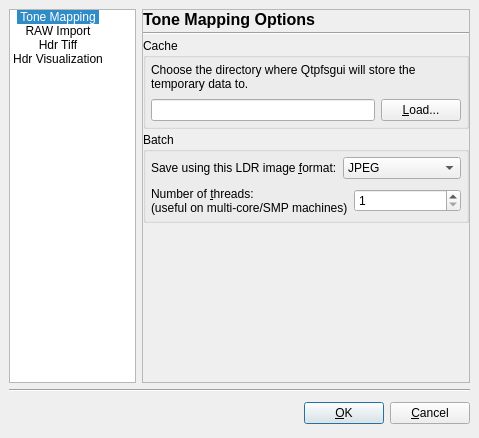
This is forms/options.ui in LuminanceHDR/LuminanceHDR as Qt 5 draws it before an edit. The edited form follows.
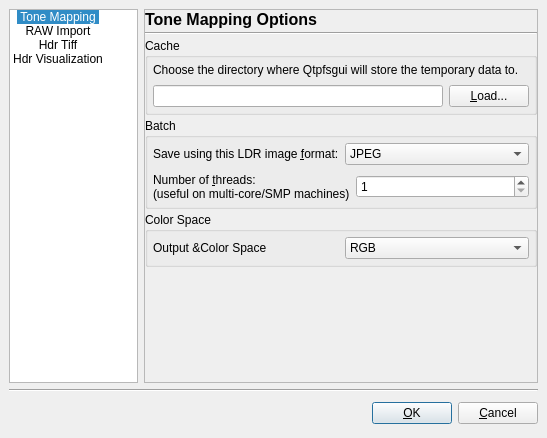
This is the edited form. Icons and pictures are not drawn.

Commit message: added option to choose RGB|sRGB restructured tool dialog

```diff
--- a/forms/options.ui
+++ b/forms/options.ui
@@ -5,7 +5,7 @@
    <rect>
     <x>0</x>
     <y>0</y>
-    <width>479</width>
+    <width>547</width>
     <height>438</height>
    </rect>
   </property>
@@ -318,6 +318,42 @@
            </layout>
           </widget>
          </item>
+         <item>
+          <widget class="QGroupBox" name="groupBox_9" >
+           <property name="title" >
+            <string>Color Space</string>
+           </property>
+           <layout class="QHBoxLayout" >
+            <property name="margin" >
+             <number>5</number>
+            </property>
+            <property name="spacing" >
+             <number>8</number>
+            </property>
+            <item>
+             <widget class="QLabel" name="label_15" >
+              <property name="text" >
+               <string>Output &amp;Color Space</string>
+              </property>
+             </widget>
+            </item>
+            <item>
+             <widget class="QComboBox" name="outColorSpaceCB" >
+              <item>
+               <property name="text" >
+                <string>RGB</string>
+               </property>
+              </item>
+              <item>
+               <property name="text" >
+                <string>sRGB</string>
+               </property>
+              </item>
+             </widget>
+            </item>
+           </layout>
+          </widget>
+         </item>
          <item>
           <spacer>
            <property name="orientation" >
```
The commit also changes 1 other file.
